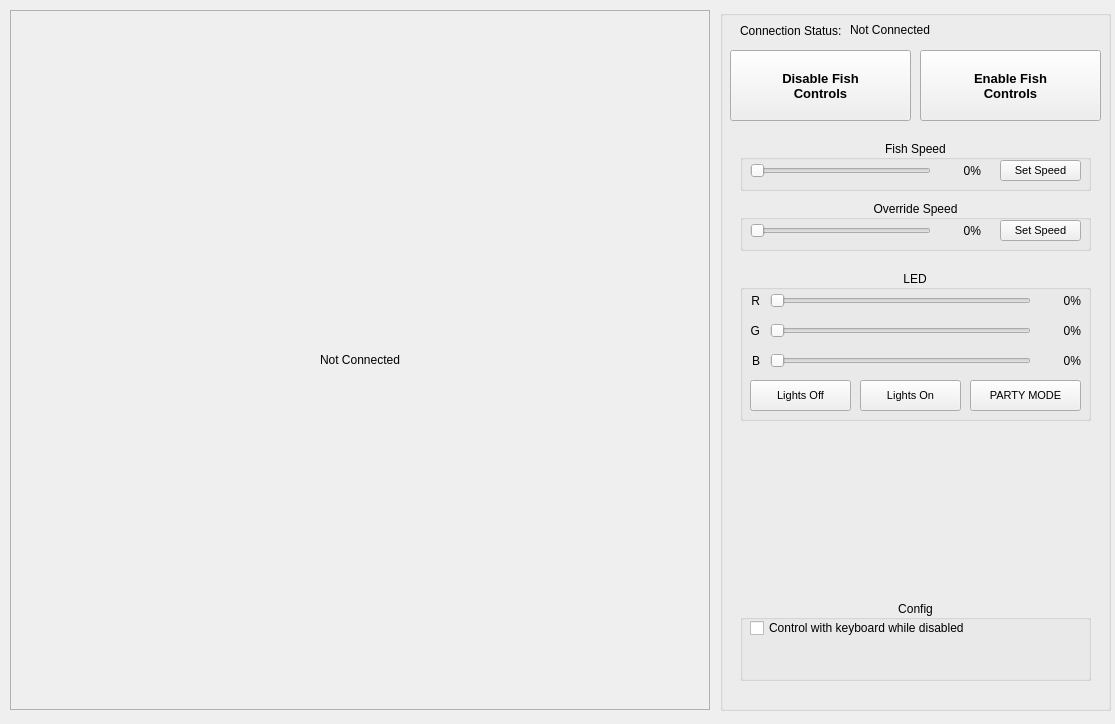
The window that Driver-Station/driverstation.ui (alljiang/Fish-Tank) describes before a commit, drawn with Qt 5.
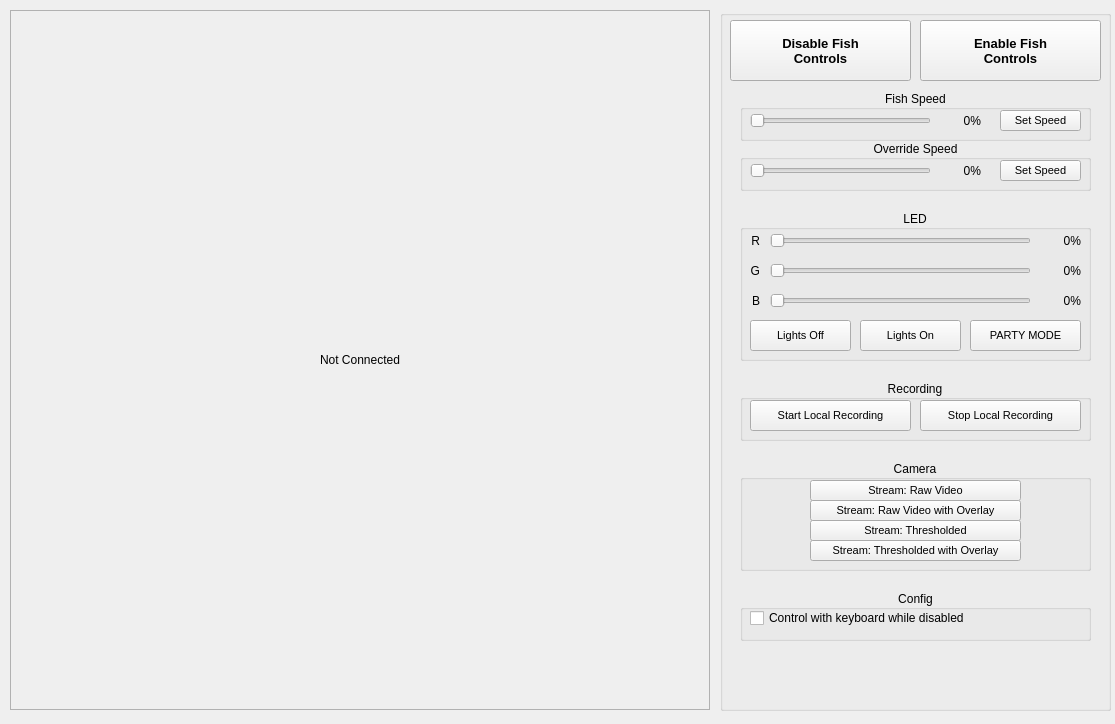
The same window after the commit.

Diff of the .ui file:
```diff
--- a/Driver-Station/driverstation.ui
+++ b/Driver-Station/driverstation.ui
@@ -30,9 +30,9 @@
      <property name="geometry">
       <rect>
        <x>20</x>
-       <y>590</y>
+       <y>580</y>
        <width>351</width>
-       <height>81</height>
+       <height>51</height>
       </rect>
      </property>
      <property name="title">
@@ -59,9 +59,9 @@
      <property name="geometry">
       <rect>
        <x>10</x>
-       <y>40</y>
+       <y>10</y>
        <width>181</width>
-       <height>71</height>
+       <height>61</height>
       </rect>
      </property>
      <property name="font">
@@ -82,9 +82,9 @@
      <property name="geometry">
       <rect>
        <x>200</x>
-       <y>40</y>
+       <y>10</y>
        <width>181</width>
-       <height>71</height>
+       <height>61</height>
       </rect>
      </property>
      <property name="font">
@@ -101,37 +101,11 @@
 Controls</string>
      </property>
     </widget>
-    <widget class="QLabel" name="label_2">
-     <property name="geometry">
-      <rect>
-       <x>20</x>
-       <y>0</y>
-       <width>101</width>
-       <height>41</height>
-      </rect>
-     </property>
-     <property name="text">
-      <string>Connection Status:</string>
-     </property>
-    </widget>
-    <widget class="QLabel" name="label_connection_status">
-     <property name="geometry">
-      <rect>
-       <x>130</x>
-       <y>-1</y>
-       <width>91</width>
-       <height>41</height>
-      </rect>
-     </property>
-     <property name="text">
-      <string>Not Connected</string>
-     </property>
-    </widget>
     <widget class="QGroupBox" name="groupBox_3">
      <property name="geometry">
       <rect>
        <x>20</x>
-       <y>130</y>
+       <y>80</y>
        <width>351</width>
        <height>51</height>
       </rect>
@@ -201,7 +175,7 @@
      <property name="geometry">
       <rect>
        <x>20</x>
-       <y>190</y>
+       <y>130</y>
        <width>351</width>
        <height>51</height>
       </rect>
@@ -271,7 +245,7 @@
      <property name="geometry">
       <rect>
        <x>20</x>
-       <y>260</y>
+       <y>200</y>
        <width>351</width>
        <height>151</height>
       </rect>
@@ -493,6 +467,170 @@
       </property>
      </widget>
     </widget>
+    <widget class="QGroupBox" name="overrideGroupBox_3">
+     <property name="geometry">
+      <rect>
+       <x>20</x>
+       <y>370</y>
+       <width>351</width>
+       <height>61</height>
+      </rect>
+     </property>
+     <property name="title">
+      <string>Recording</string>
+     </property>
+     <property name="alignment">
+      <set>Qt::AlignCenter</set>
+     </property>
+     <widget class="QPushButton" name="btn_recording_stop">
+      <property name="geometry">
+       <rect>
+        <x>180</x>
+        <y>20</y>
+        <width>161</width>
+        <height>31</height>
+       </rect>
+      </property>
+      <property name="font">
+       <font>
+        <family>MS Shell Dlg 2</family>
+        <pointsize>8</pointsize>
+        <weight>50</weight>
+        <bold>false</bold>
+        <kerning>true</kerning>
+       </font>
+      </property>
+      <property name="text">
+       <string>Stop Local Recording</string>
+      </property>
+     </widget>
+     <widget class="QPushButton" name="btn_recording_start">
+      <property name="geometry">
+       <rect>
+        <x>10</x>
+        <y>20</y>
+        <width>161</width>
+        <height>31</height>
+       </rect>
+      </property>
+      <property name="font">
+       <font>
+        <family>MS Shell Dlg 2</family>
+        <pointsize>8</pointsize>
+        <weight>50</weight>
+        <bold>false</bold>
+        <kerning>true</kerning>
+       </font>
+      </property>
+      <property name="text">
+       <string>Start Local Recording</string>
+      </property>
+     </widget>
+    </widget>
+    <widget class="QGroupBox" name="overrideGroupBox_4">
+     <property name="geometry">
+      <rect>
+       <x>20</x>
+       <y>450</y>
+       <width>351</width>
+       <height>111</height>
+      </rect>
+     </property>
+     <property name="title">
+      <string>Camera</string>
+     </property>
+     <property name="alignment">
+      <set>Qt::AlignCenter</set>
+     </property>
+     <widget class="QPushButton" name="btn_stream_raw">
+      <property name="geometry">
+       <rect>
+        <x>70</x>
+        <y>20</y>
+        <width>211</width>
+        <height>21</height>
+       </rect>
+      </property>
+      <property name="font">
+       <font>
+        <family>MS Shell Dlg 2</family>
+        <pointsize>8</pointsize>
+        <weight>50</weight>
+        <bold>false</bold>
+        <kerning>true</kerning>
+       </font>
+      </property>
+      <property name="text">
+       <string>Stream: Raw Video</string>
+      </property>
+     </widget>
+     <widget class="QPushButton" name="btn_stream_raw_overlay">
+      <property name="geometry">
+       <rect>
+        <x>70</x>
+        <y>40</y>
+        <width>211</width>
+        <height>21</height>
+       </rect>
+      </property>
+      <property name="font">
+       <font>
+        <family>MS Shell Dlg 2</family>
+        <pointsize>8</pointsize>
+        <weight>50</weight>
+        <bold>false</bold>
+        <kerning>true</kerning>
+       </font>
+      </property>
+      <property name="text">
+       <string>Stream: Raw Video with Overlay</string>
+      </property>
+     </widget>
+     <widget class="QPushButton" name="btn_stream_threshold">
+      <property name="geometry">
+       <rect>
+        <x>70</x>
+        <y>60</y>
+        <width>211</width>
+        <height>21</height>
+       </rect>
+      </property>
+      <property name="font">
+       <font>
+        <family>MS Shell Dlg 2</family>
+        <pointsize>8</pointsize>
+        <weight>50</weight>
+        <bold>false</bold>
+        <kerning>true</kerning>
+       </font>
+      </property>
+      <property name="text">
+       <string>Stream: Thresholded</string>
+      </property>
+     </widget>
+     <widget class="QPushButton" name="btn_stream_threshold_overlay">
+      <property name="geometry">
+       <rect>
+        <x>70</x>
+        <y>80</y>
+        <width>211</width>
+        <height>21</height>
+       </rect>
+      </property>
+      <property name="font">
+       <font>
+        <family>MS Shell Dlg 2</family>
+        <pointsize>8</pointsize>
+        <weight>50</weight>
+        <bold>false</bold>
+        <kerning>true</kerning>
+       </font>
+      </property>
+      <property name="text">
+       <string>Stream: Thresholded with Overlay</string>
+      </property>
+     </widget>
+    </widget>
    </widget>
    <widget class="QLabel" name="view_camera">
     <property name="geometry">
```
